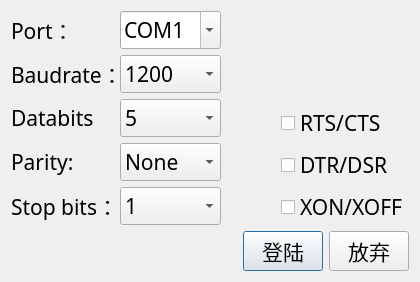
First picture: the form in ui/comcfg.ui, repository binnary/BSCJZ8, before the edit.
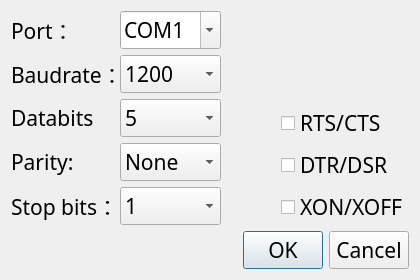
Second picture: the form after the edit.

```diff
--- a/ui/comcfg.ui
+++ b/ui/comcfg.ui
@@ -332,14 +332,14 @@
      <item>
       <widget class="QPushButton" name="mOk">
        <property name="text">
-        <string>登陆</string>
+        <string>OK</string>
        </property>
       </widget>
      </item>
      <item>
       <widget class="QPushButton" name="mCacel">
        <property name="text">
-        <string>放弃</string>
+        <string>Cancel</string>
        </property>
       </widget>
      </item>
```
Left out of the diff: 2 changed lines with no effect on the pictures.
